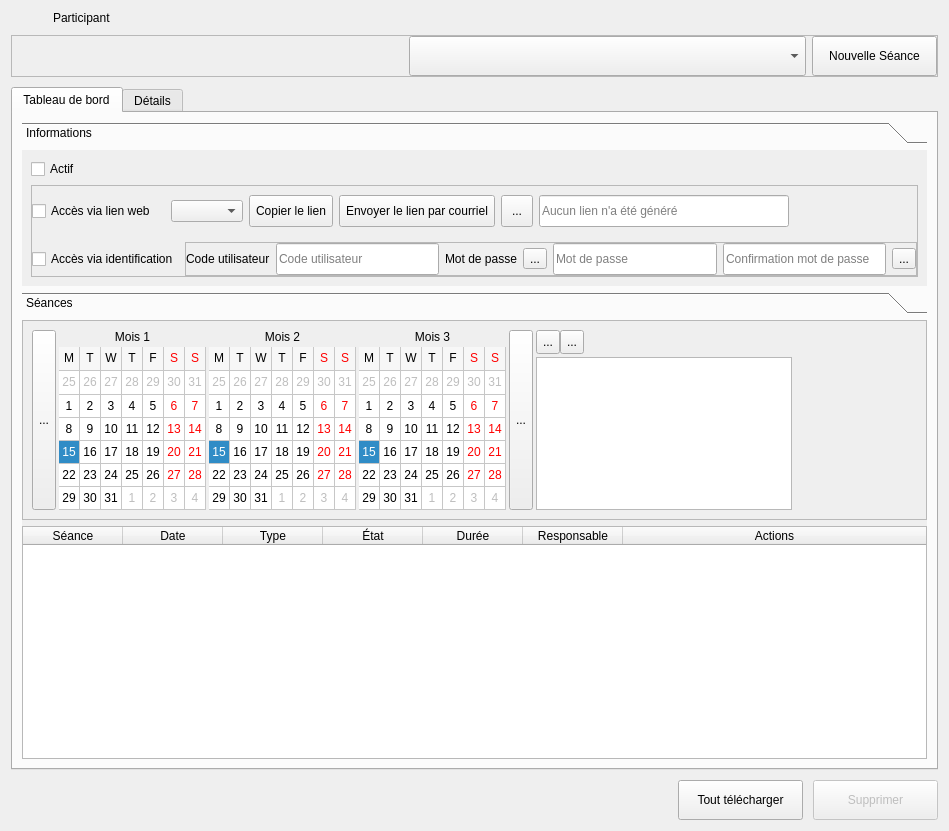
introlab/openteraplus, file client/src/editors/ParticipantWidget.ui: the form before one commit.
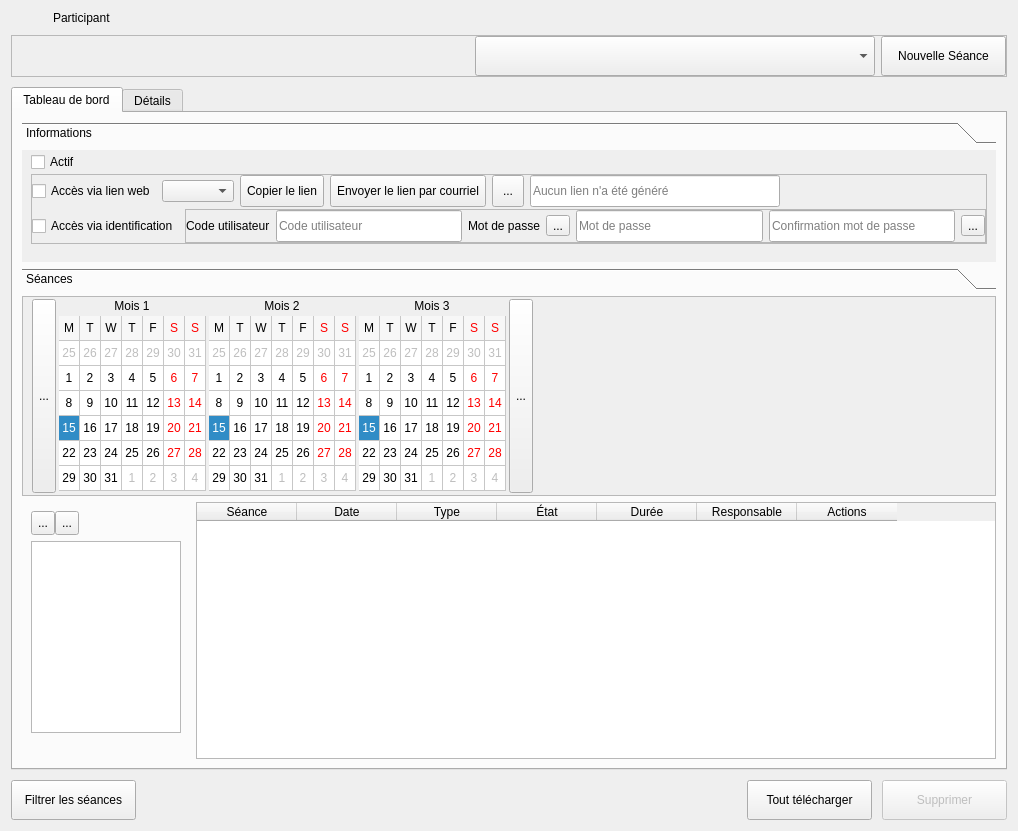
The form after the commit. Icons and pictures are not drawn. Custom widgets are drawn as their Qt base class.

Commit message: Fixed layout issue on lower resolution screens.

```diff
--- a/client/src/editors/ParticipantWidget.ui
+++ b/client/src/editors/ParticipantWidget.ui
@@ -6,7 +6,7 @@
    <rect>
     <x>0</x>
     <y>0</y>
-    <width>949</width>
+    <width>1018</width>
     <height>831</height>
    </rect>
   </property>
@@ -354,16 +354,22 @@
            <verstretch>0</verstretch>
           </sizepolicy>
          </property>
-         <property name="currentIndex">
-          <number>0</number>
-         </property>
-         <widget class="QWidget" name="grpSummaryInfos">
-          <property name="geometry">
-           <rect>
-            <x>0</x>
-            <y>0</y>
-            <width>909</width>
+         <property name="minimumSize">
+          <size>
+           <width>0</width>
             <height>140</height>
+          </size>
+         </property>
+         <property name="currentIndex">
+          <number>0</number>
+         </property>
+         <widget class="QWidget" name="grpSummaryInfos">
+          <property name="geometry">
+           <rect>
+            <x>0</x>
+            <y>0</y>
+            <width>978</width>
+            <height>99</height>
            </rect>
           </property>
           <property name="sizePolicy">
@@ -376,6 +382,15 @@
            <string>Informations</string>
           </attribute>
           <layout class="QVBoxLayout" name="verticalLayout_13">
+           <property name="spacing">
+            <number>2</number>
+           </property>
+           <property name="topMargin">
+            <number>2</number>
+           </property>
+           <property name="bottomMargin">
+            <number>2</number>
+           </property>
            <item>
             <widget class="QCheckBox" name="chkEnabled">
              <property name="cursor">
@@ -395,6 +410,9 @@
               <enum>QFrame::Raised</enum>
              </property>
              <layout class="QVBoxLayout" name="verticalLayout_14">
+              <property name="spacing">
+               <number>2</number>
+              </property>
               <property name="leftMargin">
                <number>0</number>
               </property>
@@ -409,6 +427,9 @@
               </property>
               <item>
                <layout class="QHBoxLayout" name="horizontalLayout_8">
+                <property name="spacing">
+                 <number>6</number>
+                </property>
                 <property name="sizeConstraint">
                  <enum>QLayout::SetDefaultConstraint</enum>
                 </property>
@@ -446,6 +467,18 @@
                    <property name="sizeConstraint">
                     <enum>QLayout::SetMinAndMaxSize</enum>
                    </property>
+                   <property name="leftMargin">
+                    <number>0</number>
+                   </property>
+                   <property name="topMargin">
+                    <number>0</number>
+                   </property>
+                   <property name="rightMargin">
+                    <number>0</number>
+                   </property>
+                   <property name="bottomMargin">
+                    <number>0</number>
+                   </property>
                    <item alignment="Qt::AlignLeft">
                     <widget class="QComboBox" name="cmbServices">
                      <property name="sizePolicy">
@@ -622,6 +655,9 @@
               </item>
               <item>
                <layout class="QHBoxLayout" name="horizontalLayout_9">
+                <property name="spacing">
+                 <number>6</number>
+                </property>
                 <item>
                  <widget class="QCheckBox" name="chkLogin">
                   <property name="cursor">
@@ -770,14 +806,20 @@
          </widget>
         </widget>
        </item>
-       <item>
+       <item alignment="Qt::AlignTop">
         <widget class="QToolBox" name="grpSession">
          <property name="sizePolicy">
-          <sizepolicy hsizetype="Preferred" vsizetype="MinimumExpanding">
+          <sizepolicy hsizetype="Preferred" vsizetype="Fixed">
            <horstretch>0</horstretch>
            <verstretch>0</verstretch>
           </sizepolicy>
          </property>
+         <property name="maximumSize">
+          <size>
+           <width>16777215</width>
+           <height>240</height>
+          </size>
+         </property>
          <property name="currentIndex">
           <number>0</number>
          </property>
@@ -786,8 +828,8 @@
            <rect>
             <x>0</x>
             <y>0</y>
-            <width>909</width>
-            <height>415</height>
+            <width>978</width>
+            <height>213</height>
            </rect>
           </property>
           <attribute name="label">
@@ -806,10 +848,10 @@
            <property name="bottomMargin">
             <number>0</number>
            </property>
-           <item>
+           <item alignment="Qt::AlignTop">
             <widget class="QScrollArea" name="calArea">
              <property name="sizePolicy">
-              <sizepolicy hsizetype="MinimumExpanding" vsizetype="Fixed">
+              <sizepolicy hsizetype="Preferred" vsizetype="Fixed">
                <horstretch>0</horstretch>
                <verstretch>0</verstretch>
               </sizepolicy>
@@ -830,7 +872,10 @@
               <enum>Qt::ScrollBarAlwaysOff</enum>
              </property>
              <property name="horizontalScrollBarPolicy">
-              <enum>Qt::ScrollBarAlwaysOff</enum>
+              <enum>Qt::ScrollBarAsNeeded</enum>
+             </property>
+             <property name="sizeAdjustPolicy">
+              <enum>QAbstractScrollArea::AdjustIgnored</enum>
              </property>
              <property name="widgetResizable">
               <bool>true</bool>
@@ -840,11 +885,20 @@
                <rect>
                 <x>0</x>
                 <y>0</y>
-                <width>907</width>
+                <width>976</width>
                 <height>198</height>
                </rect>
               </property>
               <layout class="QVBoxLayout" name="verticalLayout_5">
+               <property name="topMargin">
+                <number>2</number>
+               </property>
+               <property name="rightMargin">
+                <number>2</number>
+               </property>
+               <property name="bottomMargin">
+                <number>2</number>
+               </property>
                <item>
                 <layout class="QHBoxLayout" name="horLayoutCalendars">
                  <property name="spacing">
@@ -875,10 +929,10 @@
                    <property name="spacing">
                     <number>3</number>
                    </property>
-                   <item>
+                   <item alignment="Qt::AlignHCenter">
                     <widget class="QLabel" name="lblMonth1">
                      <property name="sizePolicy">
-                      <sizepolicy hsizetype="Minimum" vsizetype="Fixed">
+                      <sizepolicy hsizetype="Maximum" vsizetype="Fixed">
                        <horstretch>0</horstretch>
                        <verstretch>0</verstretch>
                       </sizepolicy>
@@ -906,7 +960,7 @@
                       <bool>true</bool>
                      </property>
                      <property name="sizePolicy">
-                      <sizepolicy hsizetype="Maximum" vsizetype="Fixed">
+                      <sizepolicy hsizetype="Maximum" vsizetype="Preferred">
                        <horstretch>0</horstretch>
                        <verstretch>0</verstretch>
                       </sizepolicy>
@@ -970,10 +1024,13 @@
                    <property name="spacing">
                     <number>3</number>
                    </property>
-                   <item>
+                   <property name="sizeConstraint">
+                    <enum>QLayout::SetDefaultConstraint</enum>
+                   </property>
+                   <item alignment="Qt::AlignHCenter">
                     <widget class="QLabel" name="lblMonth2">
                      <property name="sizePolicy">
-                      <sizepolicy hsizetype="Minimum" vsizetype="Fixed">
+                      <sizepolicy hsizetype="Maximum" vsizetype="Fixed">
                        <horstretch>0</horstretch>
                        <verstretch>0</verstretch>
                       </sizepolicy>
@@ -989,14 +1046,14 @@
                    <item>
                     <widget class="HistoryCalendarWidget" name="calMonth2">
                      <property name="sizePolicy">
-                      <sizepolicy hsizetype="Maximum" vsizetype="Fixed">
+                      <sizepolicy hsizetype="Maximum" vsizetype="Preferred">
                        <horstretch>0</horstretch>
                        <verstretch>0</verstretch>
                       </sizepolicy>
                      </property>
                      <property name="maximumSize">
                       <size>
-                       <width>5000</width>
+                       <width>16777215</width>
                        <height>175</height>
                       </size>
                      </property>
@@ -1027,10 +1084,10 @@
                    <property name="spacing">
                     <number>3</number>
                    </property>
-                   <item>
+                   <item alignment="Qt::AlignHCenter">
                     <widget class="QLabel" name="lblMonth3">
                      <property name="sizePolicy">
-                      <sizepolicy hsizetype="Minimum" vsizetype="Fixed">
+                      <sizepolicy hsizetype="Maximum" vsizetype="Fixed">
                        <horstretch>0</horstretch>
                        <verstretch>0</verstretch>
                       </sizepolicy>
@@ -1046,14 +1103,14 @@
                    <item>
                     <widget class="HistoryCalendarWidget" name="calMonth3">
                      <property name="sizePolicy">
-                      <sizepolicy hsizetype="Maximum" vsizetype="Fixed">
+                      <sizepolicy hsizetype="Maximum" vsizetype="Preferred">
                        <horstretch>0</horstretch>
                        <verstretch>0</verstretch>
                       </sizepolicy>
                      </property>
                      <property name="maximumSize">
                       <size>
-                       <width>5000</width>
+                       <width>16777215</width>
                        <height>175</height>
                       </size>
                      </property>
@@ -1100,11 +1157,37 @@
                   </widget>
                  </item>
                  <item>
+                  <spacer name="horizontalSpacer_3">
+                   <property name="orientation">
+                    <enum>Qt::Horizontal</enum>
+                   </property>
+                   <property name="sizeHint" stdset="0">
+                    <size>
+                     <width>40</width>
+                     <height>20</height>
+                    </size>
+                   </property>
+                  </spacer>
+                 </item>
+                </layout>
+               </item>
+              </layout>
+             </widget>
+            </widget>
+           </item>
+          </layout>
+         </widget>
+        </widget>
+       </item>
+       <item>
+        <layout class="QHBoxLayout" name="horizontalLayout_13">
+         <item>
+          <widget class="QFrame" name="frameFilterSessionTypes">
                   <layout class="QVBoxLayout" name="verticalLayout_8">
-                   <item>
+            <item alignment="Qt::AlignLeft">
                     <widget class="QFrame" name="frameCheckSessionTypes">
                      <property name="sizePolicy">
-                      <sizepolicy hsizetype="Preferred" vsizetype="Preferred">
+               <sizepolicy hsizetype="Preferred" vsizetype="Maximum">
                        <horstretch>0</horstretch>
                        <verstretch>0</verstretch>
                       </sizepolicy>
@@ -1183,26 +1266,13 @@
                         </property>
                        </widget>
                       </item>
-                      <item>
-                       <spacer name="horizontalSpacer_2">
-                        <property name="orientation">
-                         <enum>Qt::Horizontal</enum>
-                        </property>
-                        <property name="sizeHint" stdset="0">
-                         <size>
-                          <width>40</width>
-                          <height>20</height>
-                         </size>
-                        </property>
-                       </spacer>
-                      </item>
                      </layout>
                     </widget>
                    </item>
-                   <item alignment="Qt::AlignLeft|Qt::AlignBottom">
+            <item alignment="Qt::AlignLeft|Qt::AlignTop">
                     <widget class="QListWidget" name="lstFilters">
                      <property name="sizePolicy">
-                      <sizepolicy hsizetype="Maximum" vsizetype="Preferred">
+               <sizepolicy hsizetype="Expanding" vsizetype="Expanding">
                        <horstretch>0</horstretch>
                        <verstretch>0</verstretch>
                       </sizepolicy>
@@ -1215,7 +1285,7 @@
                      </property>
                      <property name="maximumSize">
                       <size>
-                       <width>16777215</width>
+                <width>150</width>
                        <height>16777215</height>
                       </size>
                      </property>
@@ -1224,6 +1294,12 @@
                        <pointsize>10</pointsize>
                       </font>
                      </property>
+              <property name="horizontalScrollBarPolicy">
+               <enum>Qt::ScrollBarAsNeeded</enum>
+              </property>
+              <property name="sizeAdjustPolicy">
+               <enum>QAbstractScrollArea::AdjustIgnored</enum>
+              </property>
                      <property name="editTriggers">
                       <set>QAbstractItemView::NoEditTriggers</set>
                      </property>
@@ -1254,28 +1330,16 @@
                     </widget>
                    </item>
                   </layout>
-                 </item>
-                 <item>
-                  <spacer name="horizontalSpacer_3">
-                   <property name="orientation">
-                    <enum>Qt::Horizontal</enum>
-                   </property>
-                   <property name="sizeHint" stdset="0">
-                    <size>
-                     <width>40</width>
-                     <height>20</height>
-                    </size>
-                   </property>
-                  </spacer>
-                 </item>
-                </layout>
-               </item>
-              </layout>
-             </widget>
             </widget>
            </item>
            <item>
             <widget class="QTableWidget" name="tableSessions">
+           <property name="sizePolicy">
+            <sizepolicy hsizetype="MinimumExpanding" vsizetype="Expanding">
+             <horstretch>0</horstretch>
+             <verstretch>0</verstretch>
+            </sizepolicy>
+           </property>
              <property name="editTriggers">
               <set>QAbstractItemView::NoEditTriggers</set>
              </property>
@@ -1301,7 +1365,7 @@
               <number>100</number>
              </attribute>
              <attribute name="horizontalHeaderStretchLastSection">
-              <bool>true</bool>
+            <bool>false</bool>
              </attribute>
              <attribute name="verticalHeaderVisible">
               <bool>false</bool>
@@ -1356,8 +1420,6 @@
             </widget>
            </item>
           </layout>
-         </widget>
-        </widget>
        </item>
       </layout>
      </widget>
@@ -1654,6 +1716,35 @@
    </item>
    <item>
     <layout class="QHBoxLayout" name="horizontalLayout">
+     <item>
+      <widget class="QPushButton" name="btnFilterSessionsTypes">
+       <property name="minimumSize">
+        <size>
+         <width>125</width>
+         <height>40</height>
+        </size>
+       </property>
+       <property name="cursor">
+        <cursorShape>PointingHandCursor</cursorShape>
+       </property>
+       <property name="text">
+        <string>Filtrer les séances</string>
+       </property>
+       <property name="icon">
+        <iconset resource="../../resources/TeraClient.qrc">
+         <normaloff>:/icons/filter.png</normaloff>:/icons/filter.png</iconset>
+       </property>
+       <property name="iconSize">
+        <size>
+         <width>24</width>
+         <height>24</height>
+        </size>
+       </property>
+       <property name="checkable">
+        <bool>true</bool>
+       </property>
+      </widget>
+     </item>
      <item>
       <spacer name="horizontalSpacer">
        <property name="orientation">
```
Lines whose indentation alone changed are shown as unchanged. The commit also changes 5 other files.
